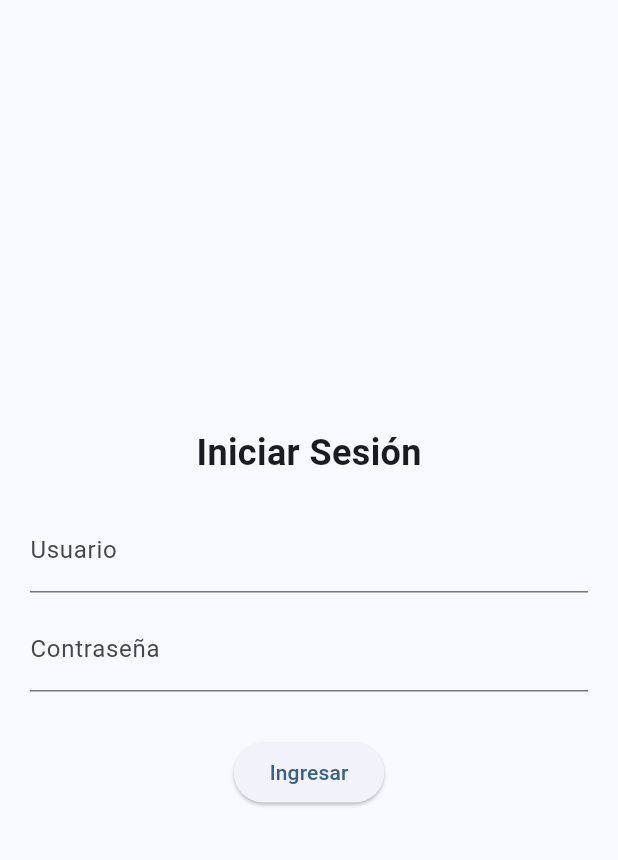
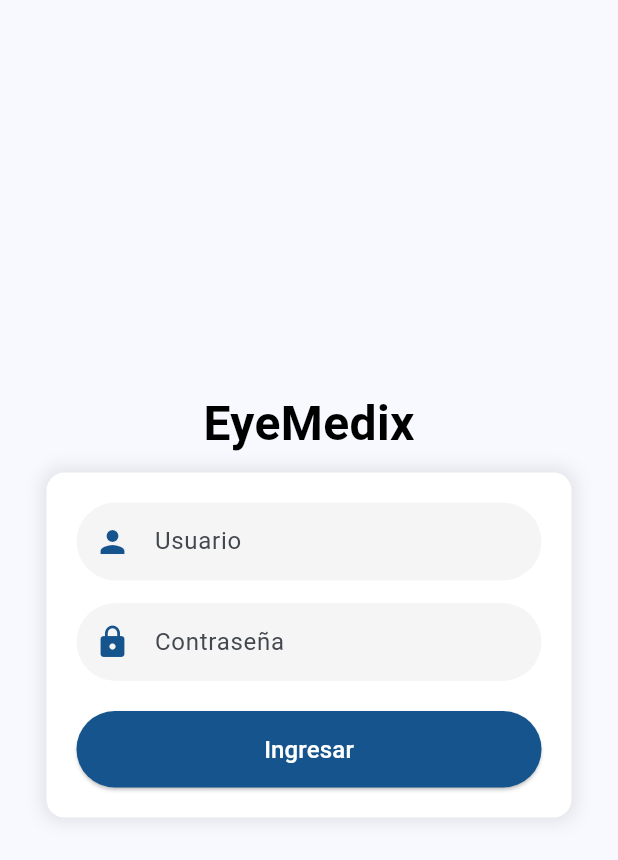
Before and after one commit to Eldinosaur/FrontOptica, a Flutter app: the screen it shows after launch, on a phone screen of 412 x 824 dp. Shown: the top 860 px of the screen. Run offline on Flutter 3.47's test engine with Material 3 defaults, Android fonts, the phone set to English and light mode, and no system bars; our stand-ins replace go_router.

Commit message:
Mejora en login y cambio de nombre en aplicacion

```diff
--- a/lib/views/login_screen.dart
+++ b/lib/views/login_screen.dart
@@ -41,43 +41,100 @@ class _LoginScreenState extends State<LoginScreen> {
   Widget build(BuildContext context) {
     return Scaffold(
       body: Center(
+        child: SingleChildScrollView(
           child: Padding(
-          padding: const EdgeInsets.all(20.0),
+            padding: const EdgeInsets.symmetric(horizontal: 30.0),
             child: Column(
               mainAxisAlignment: MainAxisAlignment.center,
+              crossAxisAlignment: CrossAxisAlignment.center,
               children: [
+                // Nombre del sistema
                 const Text(
-                "Iniciar Sesión",
-                style: TextStyle(fontSize: 24, fontWeight: FontWeight.bold),
+                  "EyeMedix",
+                  style: TextStyle(
+                    fontSize: 32,
+                    fontWeight: FontWeight.bold,
+                    color: Color.fromARGB(255, 0, 0, 0),
                   ),
-              const SizedBox(height: 20),
-              TextField(
-                controller: _usernameController,
-                decoration: const InputDecoration(labelText: "Usuario"),
                 ),
                 const SizedBox(height: 10),
-              TextField(
-                controller: _passwordController,
-                decoration: const InputDecoration(labelText: "Contraseña"),
-                obscureText: true,
+
+                // Contenedor de los inputs
+                Container(
+                  width: 350,
+                  padding: const EdgeInsets.all(20),
+                  decoration: BoxDecoration(
+                    color: Colors.white,
+                    borderRadius: BorderRadius.circular(12),
+                    boxShadow: [
+                      BoxShadow(
+                        color: Colors.black.withOpacity(0.1),
+                        blurRadius: 10,
+                        spreadRadius: 2,
                       ),
+                    ],
+                  ),
+                  child: Column(
+                    mainAxisSize: MainAxisSize.min,
+                    children: [
+                      _buildInputField(Icons.person, "Usuario", _usernameController, false),
+                      const SizedBox(height: 15),
+                      _buildInputField(Icons.lock, "Contraseña", _passwordController, true),
                       const SizedBox(height: 20),
+
                       if (_errorMessage != null)
-                Text(
+                        Padding(
+                          padding: const EdgeInsets.only(bottom: 10),
+                          child: Text(
                             _errorMessage!,
                             style: const TextStyle(color: Colors.red),
                           ),
-              const SizedBox(height: 10),
+                        ),
+
                       _isLoading
                           ? const CircularProgressIndicator()
-                  : ElevatedButton(
+                          : SizedBox(
+                              width: double.infinity,
+                              child: ElevatedButton(
                                 onPressed: _login,
-                      child: const Text("Ingresar"),
+                                style: ElevatedButton.styleFrom(
+                                  backgroundColor: const Color(0xFF16548D), // Celeste
+                                  padding: const EdgeInsets.symmetric(vertical: 14),
+                                  shape: RoundedRectangleBorder(
+                                    borderRadius: BorderRadius.circular(30),
+                                  ),
+                                ),
+                                child: const Text("Ingresar", style: TextStyle(fontSize: 16, color: Colors.white)),
+                              ),
                             ),
                     ],
+                  ),
+                ),
+                const SizedBox(height: 20),
+              ],
+            ),
           ),
         ),
       ),
     );
   }
+
+  // Widget para los input fields
+  Widget _buildInputField(IconData icon, String hint, TextEditingController controller, bool isPassword) {
+    return TextField(
+      controller: controller,
+      obscureText: isPassword,
+      decoration: InputDecoration(
+        hintText: hint,
+        prefixIcon: Icon(icon, color: const Color(0xFF16548D)),
+        filled: true,
+        fillColor: Colors.grey[100],
+        border: OutlineInputBorder(
+          borderRadius: BorderRadius.circular(30),
+          borderSide: BorderSide.none,
+        ),
+        contentPadding: const EdgeInsets.symmetric(vertical: 14),
+      ),
+    );
   }
+}
--- a/pubspec.yaml
+++ b/pubspec.yaml
@@ -1,4 +1,4 @@
-name: front_optica
+name: EyeMedix
 description: "A new Flutter project."
 # The following line prevents the package from being accidentally published to
 # pub.dev using `flutter pub publish`. This is preferred for private packages.
```
Also changed, not shown: 5 other files. Lines whose indentation alone changed are shown as unchanged.
